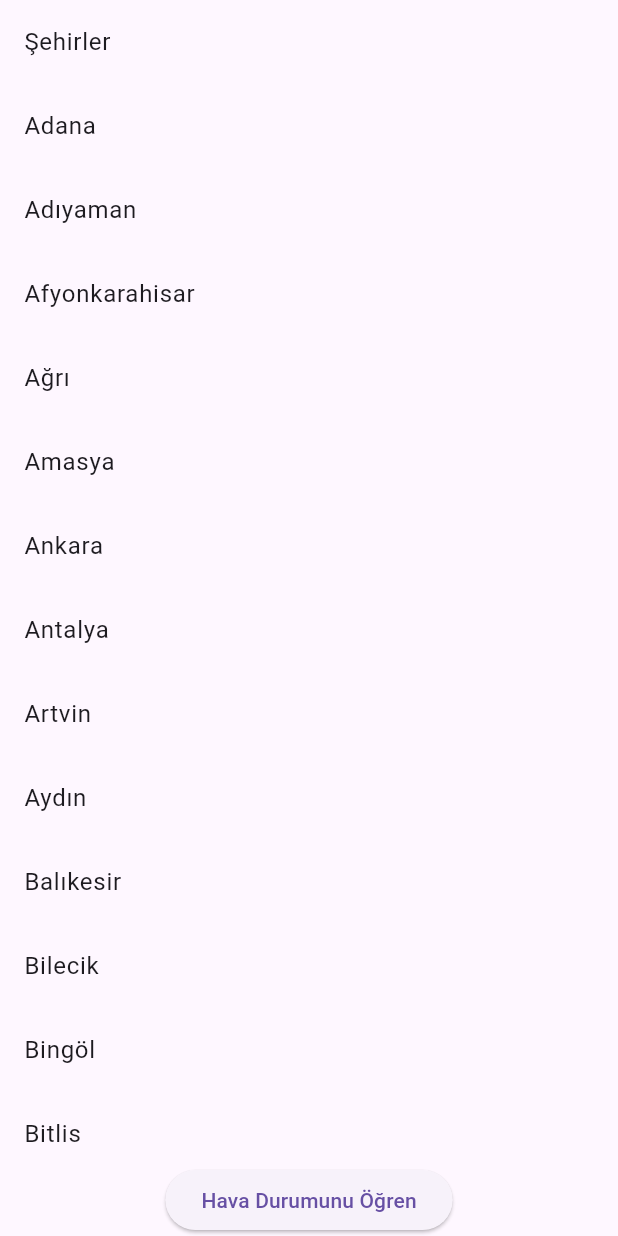
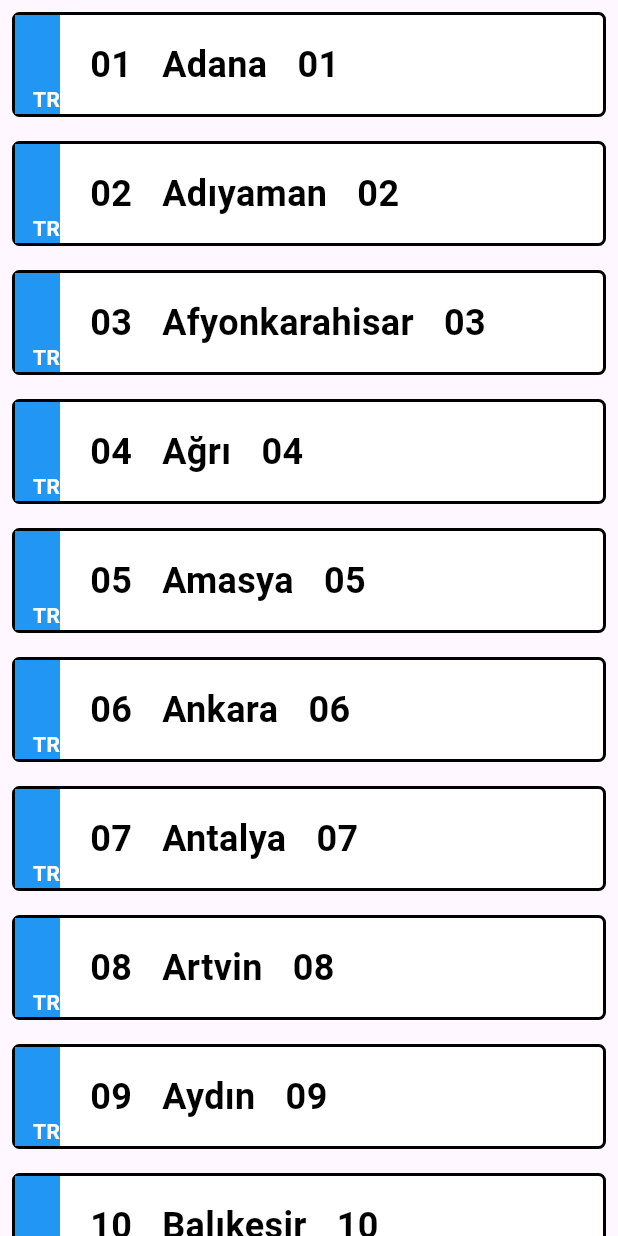
Before and after one commit to yusufgokhankuyu/Weather_App_Flutter, a Flutter app: the screen it shows after launch, on a phone screen of 412 x 824 dp. Run offline on Flutter 3.47's test engine with Material 3 defaults, Android fonts, the phone set to English and light mode, and no system bars; our stand-ins replace animated_splash_screen, lottie.

Commit message:
New Listview design added and Plaka added

```diff
--- a/lib/models/cities.dart
+++ b/lib/models/cities.dart
@@ -1,6 +1,6 @@
 class Cities {
   List<String> cities = [
-    "Şehirler",
+    //"Şehirler",
     "Adana",
     "Adıyaman",
     "Afyonkarahisar",
@@ -81,5 +81,6 @@ class Cities {
     "Karabük",
     "Kilis",
     "Osmaniye",
+    "Düzce"
   ];
 }
--- /dev/null
+++ b/lib/screens/plaka.dart
@@ -0,0 +1,94 @@
+import 'package:flutter/material.dart';
+
+class Plaka extends StatelessWidget {
+  final String sehir;
+  final int plaka;
+  const Plaka({super.key, required this.sehir, required this.plaka});
+
+  @override
+  Widget build(BuildContext context) {
+    return Padding(
+      padding: const EdgeInsets.all(8.0),
+      child: Container(
+        width: 250,
+        height: 70,
+        decoration: BoxDecoration(
+          color: Colors.white,
+          borderRadius: BorderRadius.circular(5.0),
+          border: Border.all(
+            color: Colors.black, // Siyah kenarlık rengi
+            width: 2.0, // Kenarlık kalınlığı
+          ),
+        ),
+        child: Row(
+          children: [
+            Row(
+              children: [
+                Container(
+                  alignment: Alignment.bottomRight,
+                  width: 30,
+                  color: Colors.blue,
+                  height: 100,
+                  child: const Text(
+                    "TR",
+                    style: TextStyle(
+                        color: Colors.white, fontWeight: FontWeight.bold),
+                  ),
+                )
+              ],
+            ),
+            const SizedBox(
+              width: 20,
+            ),
+
+            //plaka yazan row
+            Row(mainAxisAlignment: MainAxisAlignment.spaceBetween, children: [
+              Row(
+                children: [
+                  Text(
+                    plaka < 10 ? "0$plaka" : plaka.toString(),
+                    style: const TextStyle(
+                      color: Colors.black,
+                      fontSize: 24.0,
+                      fontWeight: FontWeight.bold,
+                    ),
+                  ),
+                ],
+              ),
+              const SizedBox(
+                width: 20,
+              ),
+              Row(
+                children: [
+                  Text(
+                    sehir,
+                    style: const TextStyle(
+                      color: Colors.black,
+                      fontSize: 24.0,
+                      fontWeight: FontWeight.bold,
+                    ),
+                  ),
+                ],
+              ),
+              const SizedBox(
+                width: 20,
+              ),
+              Row(
+                children: [
+                  Text(
+                    plaka < 10 ? "0$plaka" : plaka.toString(),
+                    style: const TextStyle(
+                      color: Colors.black,
+                      fontSize: 24.0,
+                      fontWeight: FontWeight.bold,
+                    ),
+                  ),
+                ],
+              ),
+            ]),
+          ],
+        ),
+      ),
+    );
+  }
+}
--- a/lib/screens/welcome_page.dart
+++ b/lib/screens/welcome_page.dart
@@ -1,6 +1,7 @@
 import 'package:flutter/material.dart';
 import 'package:weather_app/models/cities.dart';
 import 'package:weather_app/screens/home_screen.dart';
+import 'package:weather_app/screens/plaka.dart';
 
 class WelcomePage extends StatefulWidget {
   const WelcomePage({Key? key}) : super(key: key);
@@ -16,8 +17,7 @@ class _WelcomePageState extends State<WelcomePage> {
   @override
   Widget build(BuildContext context) {
     return Scaffold(
-      body: Center(
-        child: Column(
+      body: Column(
         mainAxisAlignment: MainAxisAlignment.center,
         children: [
           // DropdownButton(
@@ -49,25 +49,24 @@ class _WelcomePageState extends State<WelcomePage> {
                         );
                         print(secilenIl);
                       },
-                      child: ListTile(
-                        title: Text(sehirler[index]),
-                      ),
-                    );
+                      child: Plaka(
+                        sehir: "${sehirler[index]}",
+                        plaka: index + 1,
+                      ));
                 }),
           ),
-            ElevatedButton(
-                onPressed: () {
-                  Navigator.push(
-                    context,
-                    MaterialPageRoute(
-                      builder: (context) => HomeScreen(secilenIl: secilenIl!),
-                    ),
-                  );
-                  print(secilenIl);
-                },
-                child: const Text("Hava Durumunu Öğren"))
+          // ElevatedButton(
+          //     onPressed: () {
+          //       Navigator.push(
+          //         context,
+          //         MaterialPageRoute(
+          //           builder: (context) => HomeScreen(),
+          //         ),
+          //       );
+          //       print(secilenIl);
+          //     },
+          //     child: const Text("Hava Durumunu Öğren"))
         ],
-        ),
       ),
     );
   }
```
Lines whose indentation alone changed are shown as unchanged.
